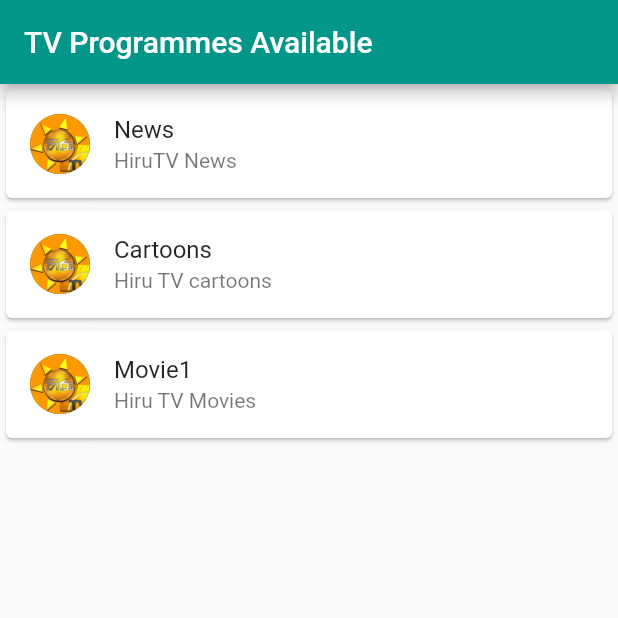
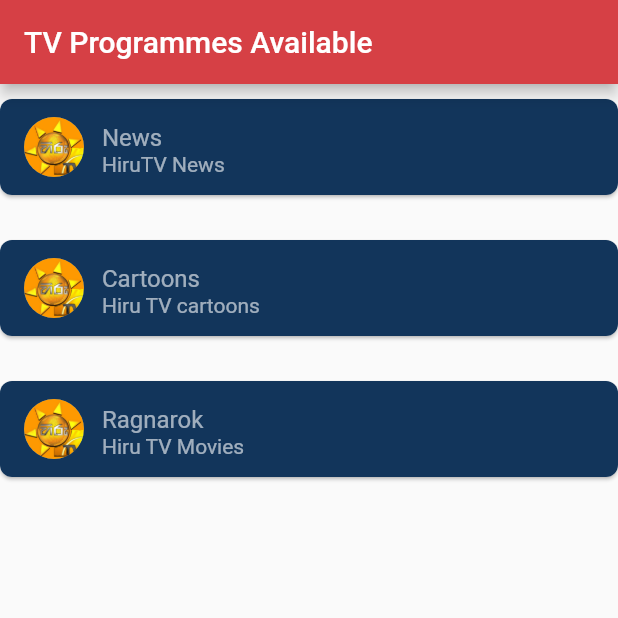
Before and after one commit to lochanar99/TVShowsFlutter, a Flutter app: the screen it shows after launch, after a tap on "HiruTV", on a phone screen of 412 x 824 dp, the top half of it. Run offline on Flutter 3.47's test engine with Material 2 defaults, Android fonts, the phone set to English and light mode, and no system bars; our stand-ins replace sqflite; accounts and stored records are empty.

```diff
--- a/lib/pages/hiru.dart
+++ b/lib/pages/hiru.dart
@@ -16,7 +16,9 @@
       debugShowCheckedModeBanner: false,
       title: 'ListViews',
       theme: ThemeData(
-        primarySwatch: Colors.teal,
+          primaryColor: Color.fromARGB(255, 214, 64, 69),
+          accentColor: Color.fromARGB(255, 18, 53, 91),
+          backgroundColor: Color.fromARGB(255,	71,	89,	126)
       ),
       home: Scaffold(
         appBar: AppBar(title: Text('TV Programmes Available')),
@@ -38,14 +40,19 @@
   return ListView(
     children: <Widget>[
       Card(
+        margin: EdgeInsets.fromLTRB(0, 10, 0, 20),
+        shape: RoundedRectangleBorder(borderRadius: BorderRadius.circular(8)),
         child: ListTile(
             leading: CircleAvatar(
               backgroundImage: AssetImage('assets/images/hirutv.png'),
             ),
-            title: Text('News'),
-            subtitle: Text('HiruTV News'),
+            title: Text('News',style: TextStyle(color: Colors.white60)),
+            subtitle: Text('HiruTV News',style: TextStyle(color: Colors.white60)),
+          tileColor: Theme.of(context).accentColor,
+          visualDensity: VisualDensity.compact,
+          shape: RoundedRectangleBorder(borderRadius: BorderRadius.circular(8)),
           onTap: (){
-            Navigator.push(context, MaterialPageRoute(builder: (context)=> CreateReminder("News", "Hiru TV News"),
+            Navigator.push(context, MaterialPageRoute(builder: (context)=> CreateReminder("Hiru TV", "Hiru TV News"),
             ),
             );
           },
@@ -54,12 +61,17 @@
       ),
 
       Card(
+        margin: EdgeInsets.fromLTRB(0, 10, 0, 20),
+        shape: RoundedRectangleBorder(borderRadius: BorderRadius.circular(8)),
         child: ListTile(
           leading: CircleAvatar(
             backgroundImage: AssetImage('assets/images/hirutv.png'),
           ),
-          title: Text('Cartoons'),
-          subtitle: Text('Hiru TV cartoons'),
+          title: Text('Cartoons', style: TextStyle(color: Colors.white60)),
+          subtitle: Text('Hiru TV cartoons', style: TextStyle(color: Colors.white60)),
+          tileColor: Theme.of(context).accentColor,
+          visualDensity: VisualDensity.compact,
+          shape: RoundedRectangleBorder(borderRadius: BorderRadius.circular(8)),
           onTap: (){
             Navigator.push(context, MaterialPageRoute(builder: (context)=> CreateReminder("Hiru TV", "Hiru TV Cartoons"),
             ),
@@ -69,15 +81,19 @@
       ),
 
       Card(
-
+        margin: EdgeInsets.fromLTRB(0, 10, 0, 20),
+        shape: RoundedRectangleBorder(borderRadius: BorderRadius.circular(8)),
         child: ListTile(
           leading: CircleAvatar(
             backgroundImage: AssetImage('assets/images/hirutv.png'),
           ),
-          title: Text('Movie1'),
-          subtitle: Text('Hiru TV Movies'),
+          title: Text('Ragnarok',style: TextStyle(color: Colors.white60)),
+          subtitle: Text('Hiru TV Movies',style: TextStyle(color: Colors.white60)),
+          tileColor: Theme.of(context).accentColor,
+          visualDensity: VisualDensity.compact,
+          shape: RoundedRectangleBorder(borderRadius: BorderRadius.circular(8)),
           onTap: (){
-            Navigator.push(context, MaterialPageRoute(builder: (context)=> CreateReminder("Hiru TV", "Hiru TV Movies"),
+            Navigator.push(context, MaterialPageRoute(builder: (context)=> CreateReminder("Hiru TV", "Ragnarok"),
             ),
             );
           },
--- a/lib/pages/tv-show.dart
+++ b/lib/pages/tv-show.dart
@@ -1,4 +1,5 @@
 import 'package:flutter/material.dart';
+import 'package:tvshow/pages/viewAllReminders.dart';
 import 'sirasa.dart';
 import 'derena.dart';
 import 'hiru.dart';
@@ -17,6 +18,14 @@
       home: Scaffold(
         appBar: AppBar(title: Text('TV shows'), backgroundColor: Theme.of(context).primaryColor,),
         body: BodyLayout(
+        ),
+        floatingActionButton: FloatingActionButton(
+          backgroundColor: Colors.red,
+          child: Icon(Icons.timer),
+          onPressed: (){
+            Navigator.push(context, MaterialPageRoute(builder: (context)=> ViewAllReminders(),
+            ));
+          },
         ),
       ),
     );
@@ -48,6 +57,8 @@
           visualDensity: VisualDensity.compact,
           shape: RoundedRectangleBorder(borderRadius: BorderRadius.circular(8)),
           onTap: (){
+            //AlertDialog(title: Text('TV Show Clicked') );
+
             Navigator.push(context, MaterialPageRoute(builder: (context)=> Hiru("x","y"),
             ),
             );
```
Also changed, not shown: lib/db/reminder_database.dart (+9 -3 lines), lib/main.dart (+6 -1 lines), lib/pages/create-reminder.dart (+43 -9 lines), lib/pages/derena.dart (+27 -12 lines), lib/pages/update-reminders.dart (added, +186 -0 lines), lib/pages/viewAllReminders.dart (added, +112 -0 lines).
